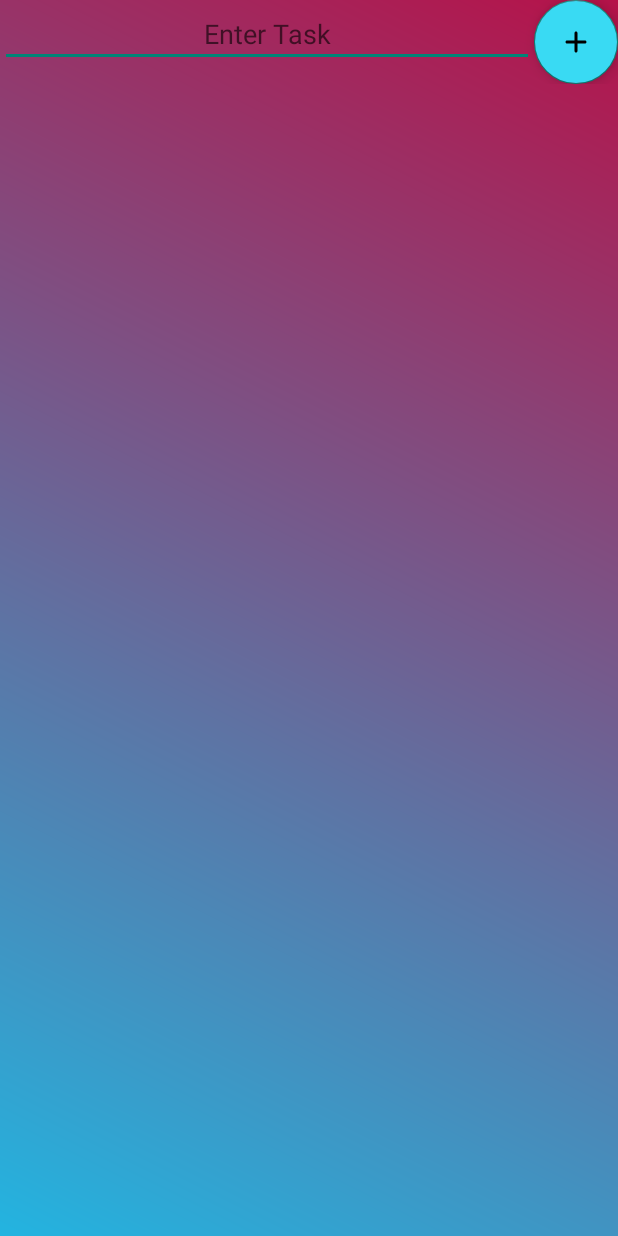
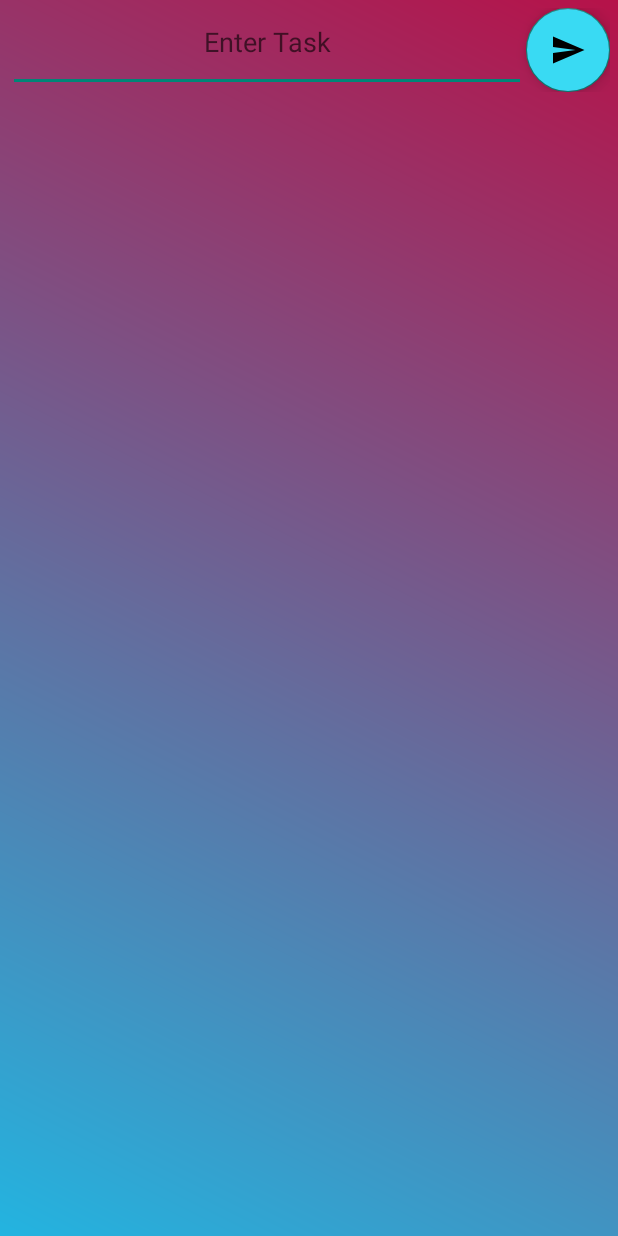
Before and after one commit to manan05/ToDoList, an Android app: the layout activity_main.xml on its own in the app's theme, with its tools: preview values and no code run, on a phone screen of 412 x 824 dp. Run offline under Robolectric (Android 15) with nearby library versions, the phone set to English and light mode, and no system bars; plain views replace SwipeMenuListView.

Commit message:
Changed add icon

```diff
--- /dev/null
+++ b/app/src/main/res/drawable/ic_add_24dp.xml
@@ -0,0 +1,9 @@
+<vector xmlns:android="http://schemas.android.com/apk/res/android"
+        android:width="24dp"
+        android:height="24dp"
+        android:viewportWidth="24.0"
+        android:viewportHeight="24.0">
+    <path
+        android:fillColor="#FF000000"
+        android:pathData="M2.01,21L23,12 2.01,3 2,10l15,2 -15,2z"/>
+</vector>
--- a/app/src/main/res/drawable/ic_add_24px.xml
+++ /dev/null
@@ -1,9 +0,0 @@
-<vector xmlns:android="http://schemas.android.com/apk/res/android"
-    android:width="24dp"
-    android:height="24dp"
-    android:viewportWidth="24"
-    android:viewportHeight="24">
-  <path
-      android:fillColor="#FF000000"
-      android:pathData="M18,13h-5v5c0,0.55 -0.45,1 -1,1s-1,-0.45 -1,-1v-5H6c-0.55,0 -1,-0.45 -1,-1s0.45,-1 1,-1h5V6c0,-0.55 0.45,-1 1,-1s1,0.45 1,1v5h5c0.55,0 1,0.45 1,1s-0.45,1 -1,1z"/>
-</vector>
--- a/app/src/main/res/layout/activity_main.xml
+++ b/app/src/main/res/layout/activity_main.xml
@@ -1,16 +1,21 @@
 <?xml version="1.0" encoding="utf-8"?>
+
 <LinearLayout xmlns:android="http://schemas.android.com/apk/res/android"
     xmlns:app="http://schemas.android.com/apk/res-auto"
     xmlns:tools="http://schemas.android.com/tools"
     android:layout_width="match_parent"
     android:layout_height="match_parent"
+    android:background="@drawable/back_design"
+
     android:orientation="vertical"
-    android:background="@drawable/back_design"
     tools:context=".MainActivity">
     <!-- First LinearLayout is vertical -->
+
+
     <LinearLayout
         android:layout_width="match_parent"
         android:layout_height="wrap_content"
+        android:layout_margin="5dp"
         android:orientation="horizontal">
         <!-- Second LinearLayout is horizontal so that
              the editText and the button appear horizontally.
@@ -18,36 +23,25 @@
         <EditText
             android:id="@+id/etItem"
             android:layout_width="0dp"
+            android:layout_height="match_parent"
             android:layout_weight="4.25"
-            android:hint="Enter Task"
-            android:paddingBottom="10dp"
+
             android:gravity="center_horizontal"
-            android:paddingTop="10dp"
-            android:layout_height="wrap_content" />
+
+            android:hint="Enter Task" />
+
         <com.google.android.material.floatingactionbutton.FloatingActionButton
             android:id="@+id/btnAdd"
             android:layout_width="match_parent"
             android:layout_height="wrap_content"
-            android:maxHeight="10dp"
-            android:maxWidth="10dp"
+            android:layout_gravity=""
+            android:layout_weight="0"
             android:backgroundTint="#39DAF3"
             android:clickable="true"
-            android:layout_weight="0"
-            app:srcCompat="@drawable/ic_add_24px" />
-        <!--<Button-->
-            <!--android:id="@+id/btnAdd"-->
-            <!--android:layout_width="0dp"-->
-            <!--android:layout_height="wrap_content"-->
-            <!--android:layout_weight="0.75"-->
-            <!--android:layout_marginLeft="10dp"-->
-            <!--android:text="Add"-->
-            <!--android:background="#87CEFA"-->
-            <!--/>-->
-        <!-- here
-             android:layout_weight is used so that there is a ratio
-             between the et and btn
-             this ratio decides how much space both will take
-                -->
+            android:maxWidth="5dp"
+            android:maxHeight="5dp"
+            app:srcCompat="@drawable/ic_add_24dp" />
+
     </LinearLayout>
 
     <com.baoyz.swipemenulistview.SwipeMenuListView
@@ -56,22 +50,9 @@
 
         android:layout_height="wrap_content"
         android:layout_marginBottom="20dp"
-
-    android:background="@drawable/list_design">
+        >
 
     </com.baoyz.swipemenulistview.SwipeMenuListView>
-    <!--<ListView-->
-
-        <!--android:id="@+id/lvItems"-->
-        <!--android:layout_width="match_parent"-->
-        <!--android:layout_height="wrap_content"-->
-
-        <!--android:layout_marginBottom="10dp"-->
-        <!--android:background="@drawable/list_design">-->
-
-    <!--</ListView>-->
-
-
 
 
 </LinearLayout>
```
Also changed, not shown: app/src/main/java/com/example/todolist/MainActivity.java (line endings or trailing spaces). Lines whose indentation alone changed are shown as unchanged.
